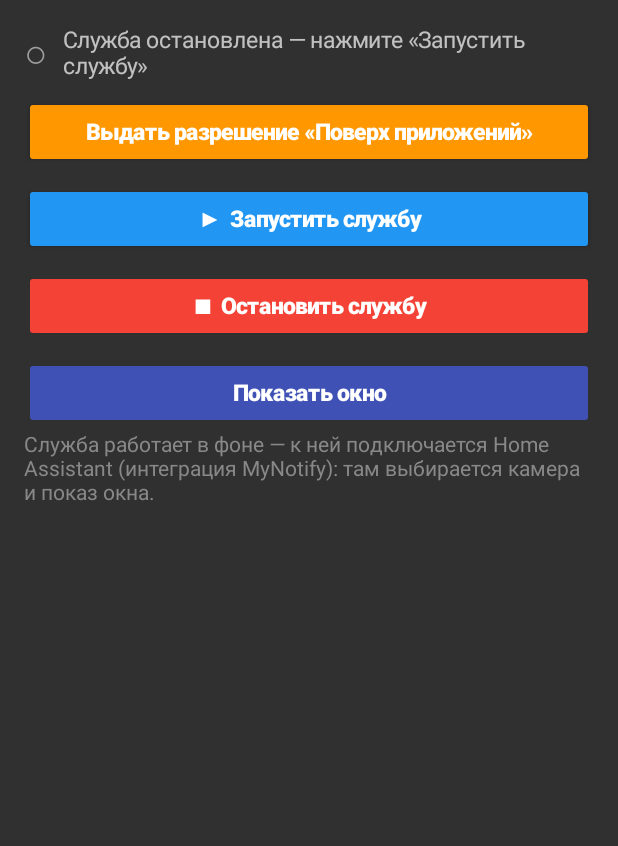
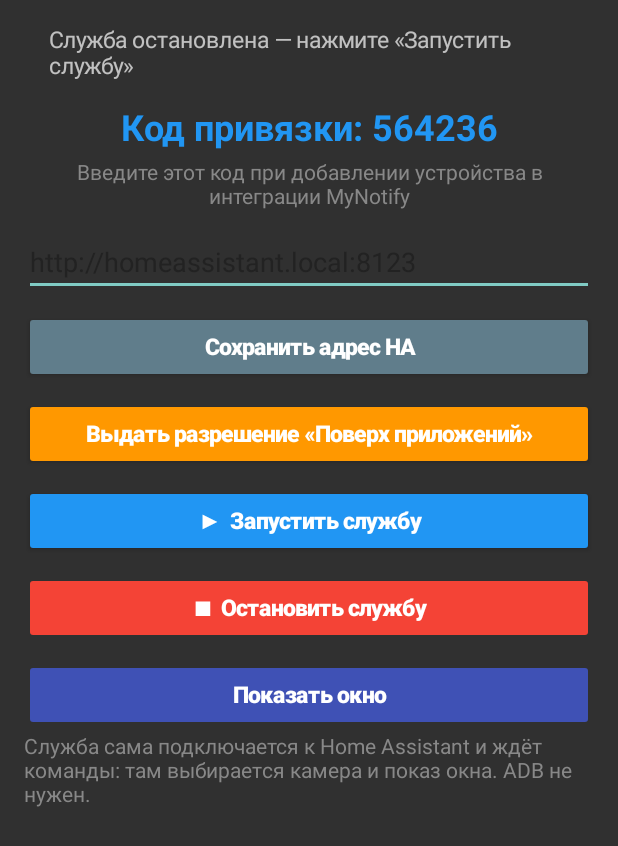
Before and after one commit to beemerspb/mynotify, an Android app: the screen it shows after launch (MainActivity), on a phone screen of 412 x 824 dp. Shown: the top 846 px of the screen. Run offline under Robolectric (Android 15) with nearby library versions, the phone set to English and light mode, and no system bars.

Commit message:
feat: v0.6 — планшет привязывается к интеграции кодом из приложения (HTTP-подключение, без ADB и androidtv_remote); README/док-и под новую схему

```diff
--- a/app/build.gradle.kts
+++ b/app/build.gradle.kts
@@ -11,8 +11,8 @@ android {
         applicationId = "com.mynotify"
         minSdk = 21
         targetSdk = 35
-        versionCode = 6
-        versionName = "0.5"
+        versionCode = 7
+        versionName = "0.6"
     }
 
     compileOptions {
--- a/app/src/main/java/com/mynotify/MainActivity.kt
+++ b/app/src/main/java/com/mynotify/MainActivity.kt
@@ -17,6 +17,7 @@ import android.util.TypedValue
 import android.view.Gravity
 import android.view.ViewGroup
 import android.widget.Button
+import android.widget.EditText
 import android.widget.LinearLayout
 import android.widget.ScrollView
 import android.widget.TextView
@@ -33,6 +34,8 @@ class MainActivity : Activity() {
 
     private lateinit var statusText: TextView
     private lateinit var statusDot: TextView
+    private lateinit var codeText: TextView
+    private lateinit var urlInput: EditText
     private lateinit var launchBtn: Button
     private lateinit var stopBtn: Button
     private lateinit var windowBtn: Button
@@ -103,16 +106,40 @@ class MainActivity : Activity() {
     private fun hasOverlayPermission(): Boolean =
         Build.VERSION.SDK_INT < Build.VERSION_CODES.M || Settings.canDrawOverlays(this)
 
+    /** Тот же prefs-файл, что у службы: код привязки виден до её запуска. */
+    private fun pairCode(): String {
+        val p = getSharedPreferences("settings", Context.MODE_PRIVATE)
+        return p.getString("pair_code", null)
+            ?: (100000 + java.util.Random().nextInt(900000)).toString().also {
+                p.edit().putString("pair_code", it).apply()
+            }
+    }
+
     private fun updateStatus() {
         val running = OverlayService.running
         val shown = OverlayService.windowShown
-        statusDot.text = if (running) "●" else "○"
+        val haOk = OverlayService.lastHaOk > 0 &&
+            System.currentTimeMillis() - OverlayService.lastHaOk < 10000
+        statusDot.text = when {
+            running && haOk && OverlayService.bound -> "●"
+            running && haOk -> "◐"
+            running -> "○"
+            else -> " "
+        }
         statusDot.setTextColor(
-            if (running) Color.parseColor("#4CAF50") else Color.parseColor("#9E9E9E"))
+            when {
+                running && haOk && OverlayService.bound -> Color.parseColor("#4CAF50")
+                running && haOk -> Color.parseColor("#FFC107")
+                else -> Color.parseColor("#9E9E9E")
+            })
+        codeText.text = "Код привязки: ${pairCode()}"
         statusText.text = when {
             !running -> "Служба остановлена — нажмите «Запустить службу»"
-            shown -> "Служба запущена — окно показано"
-            else -> "Служба запущена — окно скрыто"
+            !haOk -> "Служба запущена, нет связи с HA — проверьте адрес HA ниже"
+            !OverlayService.bound ->
+                "Введите код на карточке интеграции MyNotify в HA"
+            shown -> "Подключено к HA — окно показано"
+            else -> "Подключено к HA — окно скрыто"
         }
         launchBtn.backgroundTintList = ColorStateList.valueOf(
             if (running) Color.parseColor("#4CAF50") else Color.parseColor("#2196F3"))
@@ -163,6 +190,43 @@ class MainActivity : Activity() {
         header.addView(statusDot)
         header.addView(statusText)
         lay.addView(header)
+
+        codeText = TextView(this).apply {
+            setTextColor(Color.parseColor("#2196F3"))
+            setTypeface(Typeface.DEFAULT_BOLD)
+            setTextSize(TypedValue.COMPLEX_UNIT_SP, 24f)
+            gravity = Gravity.CENTER
+            setPadding(0, dp(14), 0, dp(4))
+            text = "Код привязки: ——-———"
+        }
+        lay.addView(codeText)
+        lay.addView(TextView(this).apply {
+            setTextColor(Color.parseColor("#888888"))
+            gravity = Gravity.CENTER
+            text = "Введите этот код при добавлении устройства в интеграции MyNotify"
+        })
+
+        urlInput = EditText(this).apply {
+            setText(getSharedPreferences("settings", MODE_PRIVATE)
+                .getString("ha_url", "http://homeassistant.local:8123"))
+            hint = "Адрес Home Assistant"
+            setSingleLine()
+            setTextColor(Color.parseColor("#222222"))
+            val lp = LinearLayout.LayoutParams(
+                ViewGroup.LayoutParams.MATCH_PARENT, ViewGroup.LayoutParams.WRAP_CONTENT)
+            lp.topMargin = dp(12)
+            layoutParams = lp
+        }
+        lay.addView(urlInput)
+        lay.addView(niceButton("Сохранить адрес HA").apply {
+            backgroundTintList = ColorStateList.valueOf(Color.parseColor("#607D8B"))
+            setOnClickListener {
+                getSharedPreferences("settings", MODE_PRIVATE).edit()
+                    .putString("ha_url", urlInput.text.toString().trim().trimEnd('/'))
+                    .apply()
+                Toast.makeText(this@MainActivity, "Адрес сохранён", Toast.LENGTH_SHORT).show()
+            }
+        })
 
         if (!hasOverlayPermission()) {
             permBtn = niceButton("Выдать разрешение «Поверх приложений»").apply {
@@ -225,8 +289,8 @@ class MainActivity : Activity() {
 
         lay.addView(TextView(this).apply {
             setTextColor(Color.parseColor("#888888"))
-            text = "Служба работает в фоне — к ней подключается Home Assistant " +
-                "(интеграция MyNotify): там выбирается камера и показ окна."
+            text = "Служба сама подключается к Home Assistant и ждёт команды: " +
+                "там выбирается камера и показ окна. ADB не нужен."
         })
 
         setContentView(
```
Also changed, not shown: app/src/main/java/com/mynotify/OverlayService.kt (+98 -0 lines), 8 other files.
